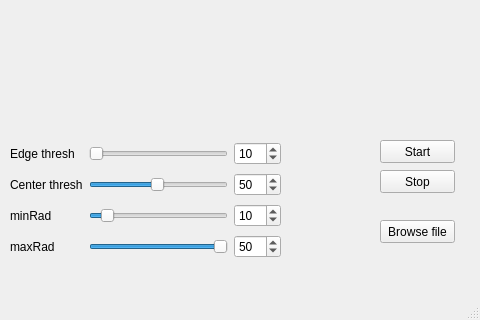
Old version of the form houghCircles.ui in the repository TommyHolmberg/HoughCirclesGui; both pictures show x 320 to 800 and y 280 to 600 of the 800 by 600 pixel window.
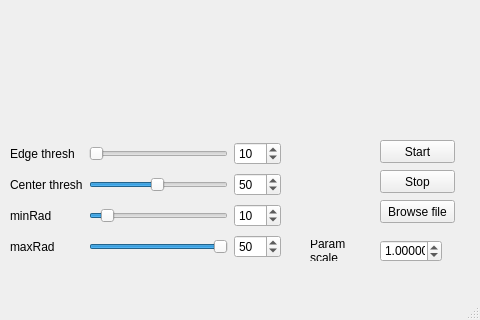
New version of the form.

Commit message: Added parameter scale

```diff
--- a/houghCircles.ui
+++ b/houghCircles.ui
@@ -37,7 +37,7 @@
     <property name="geometry">
      <rect>
       <x>700</x>
-      <y>500</y>
+      <y>480</y>
       <width>75</width>
       <height>23</height>
      </rect>
@@ -72,7 +72,7 @@
      <string>Start</string>
     </property>
    </widget>
-   <widget class="QWidget" name="">
+   <widget class="QWidget" name="layoutWidget">
     <property name="geometry">
      <rect>
       <x>40</x>
@@ -179,7 +179,7 @@
      </item>
     </layout>
    </widget>
-   <widget class="QWidget" name="">
+   <widget class="QWidget" name="layoutWidget">
     <property name="geometry">
      <rect>
       <x>330</x>
@@ -332,6 +332,50 @@
      </item>
     </layout>
    </widget>
+   <widget class="QLabel" name="label_8">
+    <property name="geometry">
+     <rect>
+      <x>630</x>
+      <y>520</y>
+      <width>61</width>
+      <height>21</height>
+     </rect>
+    </property>
+    <property name="text">
+     <string>Param scale</string>
+    </property>
+    <property name="textFormat">
+     <enum>Qt::PlainText</enum>
+    </property>
+    <property name="scaledContents">
+     <bool>false</bool>
+    </property>
+    <property name="wordWrap">
+     <bool>true</bool>
+    </property>
+   </widget>
+   <widget class="QDoubleSpinBox" name="paramScaleSpinBox">
+    <property name="geometry">
+     <rect>
+      <x>700</x>
+      <y>520</y>
+      <width>62</width>
+      <height>22</height>
+     </rect>
+    </property>
+    <property name="decimals">
+     <number>5</number>
+    </property>
+    <property name="minimum">
+     <double>0.000010000000000</double>
+    </property>
+    <property name="maximum">
+     <double>100000.000000000000000</double>
+    </property>
+    <property name="value">
+     <double>1.000000000000000</double>
+    </property>
+   </widget>
   </widget>
   <widget class="QMenuBar" name="menubar">
    <property name="geometry">
```
The commit also changes 2 other files.
